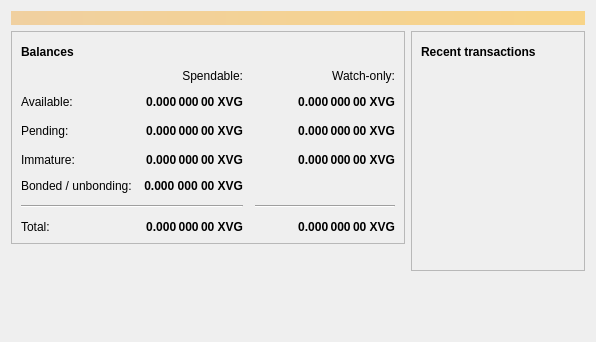
The window that src/qt/forms/overviewpage.ui (vergecurrency/verge) describes before a commit, drawn with Qt 5.
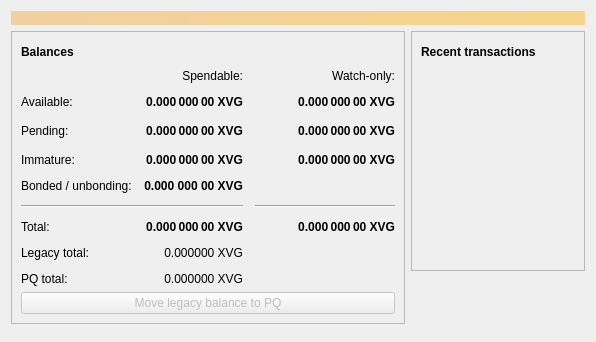
The same window after the commit. Icons and pictures are not drawn.

Diff of the .ui file:
```diff
--- a/src/qt/forms/overviewpage.ui
+++ b/src/qt/forms/overviewpage.ui
@@ -433,8 +433,44 @@
               </property>
              </widget>
             </item>
+            <item row="7" column="0">
+             <widget class="QLabel" name="labelLegacyText">
+              <property name="text"><string>Legacy total:</string></property>
+             </widget>
+            </item>
+            <item row="7" column="1">
+             <widget class="QLabel" name="labelLegacy">
+              <property name="text"><string notr="true">0.000000 XVG</string></property>
+              <property name="alignment"><set>Qt::AlignRight|Qt::AlignVCenter</set></property>
+              <property name="textInteractionFlags"><set>Qt::TextSelectableByMouse|Qt::TextSelectableByKeyboard</set></property>
+              <property name="toolTip"><string>Owned classical coins, including pending, immature, bonded and unbonding coins. Excludes watch-only coins.</string></property>
+             </widget>
+            </item>
+            <item row="8" column="0">
+             <widget class="QLabel" name="labelPQText">
+              <property name="text"><string>PQ total:</string></property>
+             </widget>
+            </item>
+            <item row="8" column="1">
+             <widget class="QLabel" name="labelPQ">
+              <property name="text"><string notr="true">0.000000 XVG</string></property>
+              <property name="alignment"><set>Qt::AlignRight|Qt::AlignVCenter</set></property>
+              <property name="textInteractionFlags"><set>Qt::TextSelectableByMouse|Qt::TextSelectableByKeyboard</set></property>
+              <property name="toolTip"><string>Owned ML-DSA-44 coins, including pending, immature, bonded and unbonding coins. Excludes watch-only coins.</string></property>
+             </widget>
+            </item>
            </layout>
           </item>
+          <item>
+           <widget class="QPushButton" name="migrateLegacyButton">
+            <property name="enabled"><bool>false</bool></property>
+            <property name="text"><string>Move legacy balance to PQ</string></property>
+            <property name="toolTip"><string>Move confirmed, unlocked legacy coins to a PQ address in this wallet. Review the fee and save a current wallet backup before sending.</string></property>
+            <property name="icon">
+             <iconset resource="../verge.qrc"><normaloff>:/icons/send</normaloff>:/icons/send</iconset>
+            </property>
+           </widget>
+          </item>
          </layout>
         </widget>
        </item>
```
